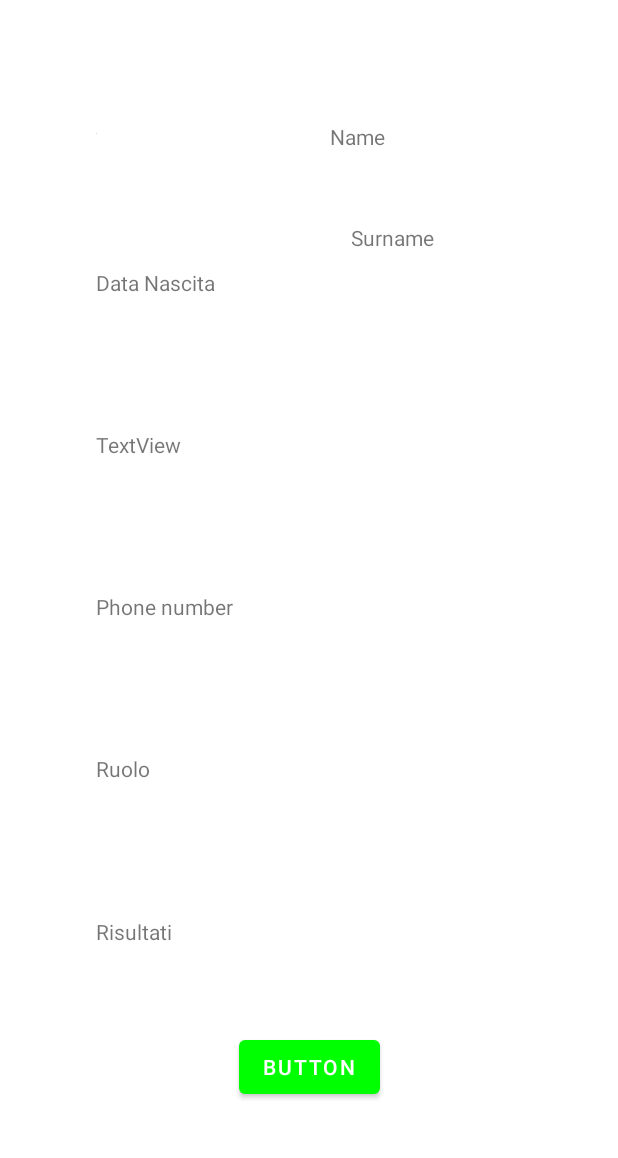
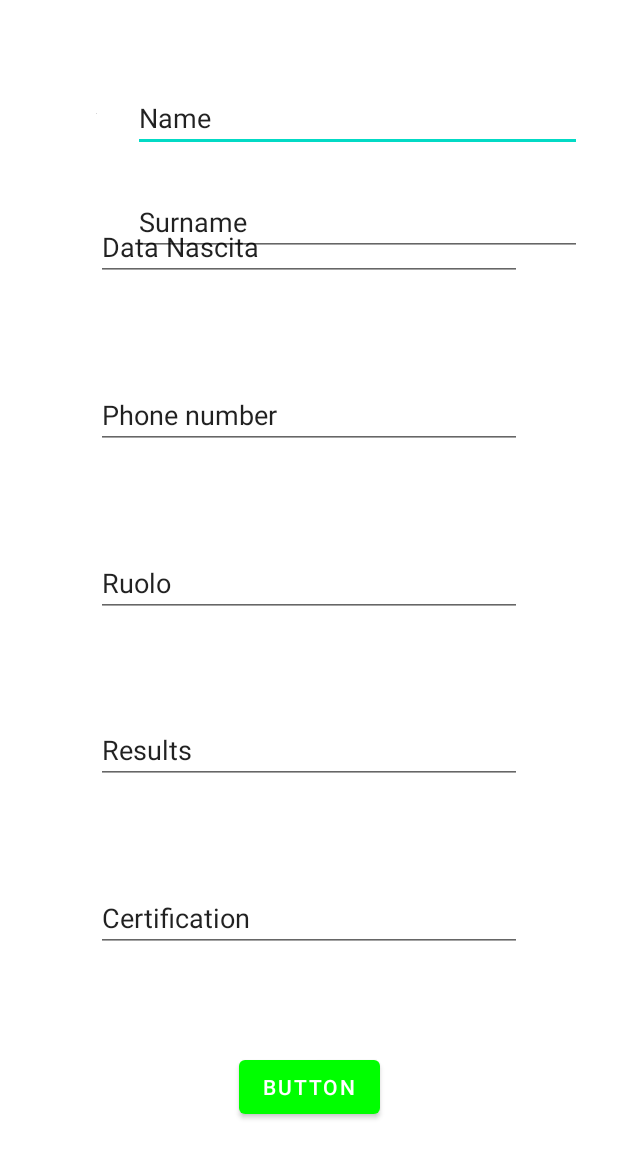
Before and after one commit to Tamagosci/FootballTeam, an Android app: the layout add_footballer.xml on its own in the app's theme, with its tools: preview values and no code run, on a phone screen of 412 x 824 dp. Shown: the top 1158 px of the screen. Run offline under Robolectric (Android 15) with nearby library versions, the phone set to English and light mode, and no system bars.

Commit message:
Creazione AddFootballerActivity

```diff
--- a/app/src/main/AndroidManifest.xml
+++ b/app/src/main/AndroidManifest.xml
@@ -9,6 +9,7 @@
         android:roundIcon="@mipmap/ic_imagefootball_round"
         android:supportsRtl="true"
         android:theme="@style/Theme.FootballManager">
+        <activity android:name=".AddFootballerActivity"/>
         <activity android:name=".PrincipalActivity"/>
         <activity android:name=".LoginActivity" />
         <activity android:name=".RegisterActivity" />
--- a/app/src/main/java/com/dispositivimobili/footballteam/LoginActivity.kt
+++ b/app/src/main/java/com/dispositivimobili/footballteam/LoginActivity.kt
@@ -62,10 +62,10 @@ class LoginActivity : AppCompatActivity() {
                 //"(?=.*[0-9])" +       //at least 1 digit
                 //"(?=.*[a-z])" +       //at least 1 lower case letter
                 //"(?=.*[A-Z])" +       //at least 1 upper case letter
-                "(?=.*[a-zA-Z])" +      //any letter
+                "(?=.*[a-zA-Z0-9])" +      //any letter
                 //"(?=.*[@#$%^&+=])" +    //at least 1 special character
                 "(?=\\S+$)" +           //no white spaces
-                ".{4,}" +               //at least 4 characters
+                ".{4,}" +               //at least 8 characters
                 "$"
 
         /*return if (password != null && password.length >= 4) {
--- a/app/src/main/java/com/dispositivimobili/footballteam/PrincipalActivity.kt
+++ b/app/src/main/java/com/dispositivimobili/footballteam/PrincipalActivity.kt
@@ -12,11 +12,15 @@ import android.widget.ArrayAdapter
 import android.widget.BaseAdapter
 import android.widget.TextView
 import com.google.firebase.auth.FirebaseAuth
+import com.google.firebase.database.DatabaseReference
+import com.google.firebase.database.FirebaseDatabase
 import kotlinx.android.synthetic.main.activity_principal.*
 
 class PrincipalActivity : AppCompatActivity() {
 
     private lateinit var mAuth: FirebaseAuth
+    private var rootNode: FirebaseDatabase = FirebaseDatabase.getInstance()
+    private var reference: DatabaseReference = rootNode.getReference("player")
 
     override fun onCreate(savedInstanceState: Bundle?) {
         super.onCreate(savedInstanceState)
--- a/app/src/main/res/layout/activity_principal.xml
+++ b/app/src/main/res/layout/activity_principal.xml
@@ -21,6 +21,11 @@
             android:background="?attr/colorPrimary"
             app:popupTheme="@style/Theme.FootballManager.PopupOverlay" />
 
+        <android.widget.Button
+            android:id="@+id/buttonplus"
+            android:layout_height="wrap_content"
+            android:layout_width="wrap_content"/>
+
     </com.google.android.material.appbar.AppBarLayout>
 
     <ListView
--- a/app/src/main/res/layout/add_footballer.xml
+++ b/app/src/main/res/layout/add_footballer.xml
@@ -17,101 +17,126 @@
         app:layout_constraintTop_toTopOf="parent"
         tools:srcCompat="@tools:sample/avatars" />
 
-    <TextView
+    <EditText
         android:id="@+id/textViewNameAddFootballer"
-        android:layout_width="wrap_content"
+        android:layout_width="0dp"
         android:layout_height="wrap_content"
-        android:layout_marginTop="81dp"
+        android:layout_marginStart="24dp"
+        android:layout_marginLeft="24dp"
+        android:layout_marginTop="56dp"
+        android:layout_marginEnd="24dp"
+        android:layout_marginRight="24dp"
         android:inputType="textPersonName"
         android:text="Name"
         app:layout_constraintEnd_toEndOf="parent"
+        app:layout_constraintHorizontal_bias="0.503"
         app:layout_constraintStart_toEndOf="@+id/imageViewAddFootballer"
         app:layout_constraintTop_toTopOf="parent" />
 
-    <TextView
+    <EditText
         android:id="@+id/textViewSurnameAddFootballer"
-        android:layout_width="71dp"
-        android:layout_height="21dp"
-        android:layout_marginTop="48dp"
+        android:layout_width="0dp"
+        android:layout_height="wrap_content"
+        android:layout_marginStart="24dp"
+        android:layout_marginLeft="24dp"
+        android:layout_marginTop="24dp"
+        android:layout_marginEnd="24dp"
+        android:layout_marginRight="24dp"
         android:inputType="textPersonName"
         android:text="Surname"
         app:layout_constraintEnd_toEndOf="parent"
-        app:layout_constraintHorizontal_bias="0.614"
+        app:layout_constraintHorizontal_bias="0.683"
         app:layout_constraintStart_toEndOf="@+id/imageViewAddFootballer"
         app:layout_constraintTop_toBottomOf="@+id/textViewNameAddFootballer" />
 
-    <TextView
+    <EditText
         android:id="@+id/textViewDateAddFootballer"
-        android:layout_width="wrap_content"
+        android:layout_width="0dp"
         android:layout_height="wrap_content"
         android:layout_marginStart="64dp"
         android:layout_marginLeft="64dp"
-        android:layout_marginTop="64dp"
+        android:layout_marginTop="55dp"
+        android:layout_marginEnd="64dp"
+        android:layout_marginRight="64dp"
         android:inputType="date"
         android:text="Data Nascita"
         app:layout_constraintBottom_toTopOf="@+id/textViewTelAddFootballer"
+        app:layout_constraintEnd_toEndOf="parent"
         app:layout_constraintStart_toStartOf="parent"
         app:layout_constraintTop_toBottomOf="@+id/imageViewAddFootballer" />
 
-    <TextView
+    <EditText
         android:id="@+id/textViewTelAddFootballer"
-        android:layout_width="wrap_content"
+        android:layout_width="0dp"
         android:layout_height="wrap_content"
         android:layout_marginStart="64dp"
         android:layout_marginLeft="64dp"
-        android:layout_marginTop="64dp"
-        android:text="TextView"
-        app:layout_constraintBottom_toTopOf="@+id/textView5"
+        android:layout_marginTop="55dp"
+        android:layout_marginEnd="64dp"
+        android:layout_marginRight="64dp"
+        android:text="Phone number"
+        app:layout_constraintBottom_toTopOf="@+id/textViewRuoloAddFootballer"
+        app:layout_constraintEnd_toEndOf="parent"
         app:layout_constraintStart_toStartOf="parent"
         app:layout_constraintTop_toBottomOf="@+id/textViewDateAddFootballer" />
 
-    <TextView
-        android:id="@+id/textView5"
-        android:layout_width="wrap_content"
+    <EditText
+        android:id="@+id/textViewRuoloAddFootballer"
+        android:layout_width="0dp"
         android:layout_height="wrap_content"
         android:layout_marginStart="64dp"
         android:layout_marginLeft="64dp"
-        android:layout_marginTop="64dp"
+        android:layout_marginTop="55dp"
+        android:layout_marginEnd="64dp"
+        android:layout_marginRight="64dp"
         android:inputType="phone"
-        android:text="Phone number"
-        app:layout_constraintBottom_toTopOf="@+id/textViewRuoloAddFootballer"
+        android:text="Ruolo"
+        app:layout_constraintBottom_toTopOf="@+id/textViewResultsAddFootballer"
+        app:layout_constraintEnd_toEndOf="parent"
         app:layout_constraintStart_toStartOf="parent"
         app:layout_constraintTop_toBottomOf="@+id/textViewTelAddFootballer" />
 
-    <TextView
-        android:id="@+id/textViewRuoloAddFootballer"
-        android:layout_width="wrap_content"
+    <EditText
+        android:id="@+id/textViewResultsAddFootballer"
+        android:layout_width="0dp"
         android:layout_height="wrap_content"
         android:layout_marginStart="64dp"
         android:layout_marginLeft="64dp"
-        android:layout_marginTop="64dp"
-        android:text="Ruolo"
-        app:layout_constraintBottom_toTopOf="@+id/textViewResultAddFootballer"
+        android:layout_marginTop="55dp"
+        android:layout_marginEnd="64dp"
+        android:layout_marginRight="64dp"
+        android:text="Results"
+        app:layout_constraintBottom_toTopOf="@+id/textViewCertificationAddFootballer"
+        app:layout_constraintEnd_toEndOf="parent"
         app:layout_constraintStart_toStartOf="parent"
-        app:layout_constraintTop_toBottomOf="@+id/textView5" />
+        app:layout_constraintTop_toBottomOf="@+id/textViewRuoloAddFootballer" />
 
-    <TextView
-        android:id="@+id/textViewResultAddFootballer"
-        android:layout_width="wrap_content"
+    <EditText
+        android:id="@+id/textViewCertificationAddFootballer"
+        android:layout_width="0dp"
         android:layout_height="wrap_content"
         android:layout_marginStart="64dp"
         android:layout_marginLeft="64dp"
-        android:layout_marginTop="64dp"
-        android:text="Risultati"
+        android:layout_marginTop="55dp"
+        android:layout_marginEnd="64dp"
+        android:layout_marginRight="64dp"
+        android:text="Certification"
         app:layout_constraintBottom_toTopOf="@+id/button"
+        app:layout_constraintEnd_toEndOf="parent"
         app:layout_constraintStart_toStartOf="parent"
-        app:layout_constraintTop_toBottomOf="@+id/textViewRuoloAddFootballer" />
+        app:layout_constraintTop_toBottomOf="@+id/textViewResultsAddFootballer" />
 
     <Button
         android:id="@+id/button"
         android:layout_width="wrap_content"
         android:layout_height="wrap_content"
-        android:layout_marginTop="32dp"
+        android:layout_marginTop="55dp"
         android:layout_marginBottom="64dp"
         android:text="Button"
         app:layout_constraintBottom_toBottomOf="parent"
         app:layout_constraintEnd_toEndOf="parent"
         app:layout_constraintHorizontal_bias="0.5"
         app:layout_constraintStart_toStartOf="parent"
-        app:layout_constraintTop_toBottomOf="@+id/textViewResultAddFootballer" />
+        app:layout_constraintTop_toBottomOf="@+id/textViewCertificationAddFootballer" />
+
 </androidx.constraintlayout.widget.ConstraintLayout>
--- a/app/src/main/res/values/strings.xml
+++ b/app/src/main/res/values/strings.xml
@@ -15,7 +15,7 @@
 
     <string name="email_address">email address</string>
     <string name="password">password</string>
-    <string name="info_username_password">The password cannot be blank and must contain at least 4 characters. The email address must be a valide address</string>
+    <string name="info_username_password">The password cannot be blank and must contain at least 8 characters or numbers and mustn\'t contains white spaces. The email address must be a valide address, with a @ and a .com or.it.</string>
     <string name="new_user_registered">New user? Registered</string>
     <string name="invalid_email">Invalid email</string>
     <string name="invalid_password">Invalid password</string>
```
Also changed, not shown: app/src/main/java/com/dispositivimobili/footballteam/AddFootballerActivity.kt (added, +112 -0 lines), app/src/main/java/com/dispositivimobili/footballteam/Player.kt (added, +26 -0 lines), app/src/main/java/com/dispositivimobili/footballteam/RegisterActivity.kt (+7 -16 lines), app/src/main/res/layout/toolbarprincipal.xml (added, +46 -0 lines), 1 other file.
